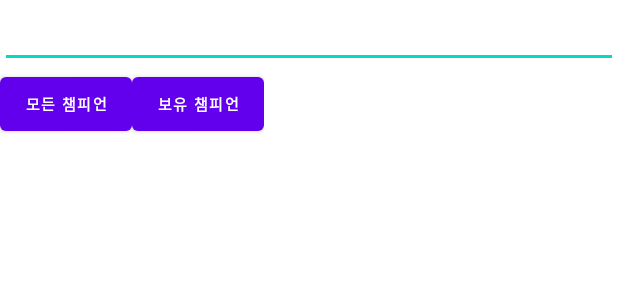
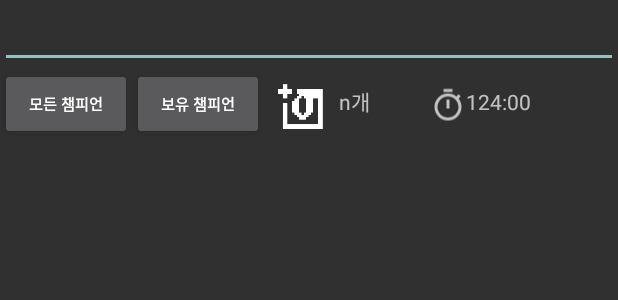
Before and after one commit to dbswls627/LolBox_nonAPI, an Android app: the layout activity_main.xml on its own in the app's theme, with its tools: preview values and no code run, on a phone screen of 412 x 824 dp. Shown: the top 300 px of the screen. Run offline under Robolectric (Android 15) with nearby library versions, the phone set to English and light mode, and no system bars.

Commit message:
업데이트 타이머

```diff
--- a/app/src/main/AndroidManifest.xml
+++ b/app/src/main/AndroidManifest.xml
@@ -1,16 +1,13 @@
 <?xml version="1.0" encoding="utf-8"?>
 <manifest xmlns:android="http://schemas.android.com/apk/res/android"
     package="com.example.lolbox">
-
-    <uses-permission android:name="android.permission.INTERNET" />
-
     <application
         android:allowBackup="true"
         android:icon="@mipmap/ic_box"
         android:label="롤 상제 체크"
         android:roundIcon="@mipmap/ic_box_round"
         android:supportsRtl="true"
-        android:theme="@style/Theme.LolBox">
+        android:theme="@style/Theme.AppCompat">
         <activity android:name=".EditActivity"></activity>
         <activity android:name=".MainActivity">
             <intent-filter>
--- a/app/src/main/java/com/example/lolbox/UserDao.kt
+++ b/app/src/main/java/com/example/lolbox/UserDao.kt
@@ -9,6 +9,8 @@ interface UserDao {
     fun getAll():List<User>
     @Query("SELECT * FROM User WHERE name in  (:name)")
     fun getName(name : String):List<User>
+    @Query("SELECT * FROM User WHERE name ")
+    fun getAllName():List<User>
     @Insert(onConflict = REPLACE)
     fun insert(users: User)
     @Delete
--- a/app/src/main/java/com/example/lolbox/mainFragment.kt
+++ b/app/src/main/java/com/example/lolbox/mainFragment.kt
@@ -327,6 +327,7 @@ class mainFragment : Fragment() {
                 R.drawable.heimerdinger,
                 R.drawable.hecarim
         )
+        var bool:Boolean?=null
 
     }
 
@@ -347,9 +348,10 @@ class mainFragment : Fragment() {
 
     override fun onViewCreated(view: View, savedInstanceState: Bundle?) {
         super.onViewCreated(view, savedInstanceState)
+        val mAdapter=adapter(list,requireContext())
 
         rv.layoutManager = LinearLayoutManager(requireContext())
-        rv.adapter=adapter(list,requireContext())
+        rv.adapter=mAdapter
     }
      fun search(){
          rv.adapter=adapter(searchlist,requireContext())
--- /dev/null
+++ b/app/src/main/res/drawable/ic_baseline_timer_24.xml
@@ -0,0 +1,10 @@
+<vector xmlns:android="http://schemas.android.com/apk/res/android"
+    android:width="24dp"
+    android:height="24dp"
+    android:viewportWidth="24"
+    android:viewportHeight="24"
+    android:tint="?attr/colorControlNormal">
+  <path
+      android:fillColor="@android:color/white"
+      android:pathData="M15,1L9,1v2h6L15,1zM11,14h2L13,8h-2v6zM19.03,7.39l1.42,-1.42c-0.43,-0.51 -0.9,-0.99 -1.41,-1.41l-1.42,1.42C16.07,4.74 14.12,4 12,4c-4.97,0 -9,4.03 -9,9s4.02,9 9,9 9,-4.03 9,-9c0,-2.12 -0.74,-4.07 -1.97,-5.61zM12,20c-3.87,0 -7,-3.13 -7,-7s3.13,-7 7,-7 7,3.13 7,7 -3.13,7 -7,7z"/>
+</vector>
--- a/app/src/main/res/layout/activity_main.xml
+++ b/app/src/main/res/layout/activity_main.xml
@@ -9,27 +9,47 @@
         android:layout_width="match_parent"
         android:layout_height="wrap_content" />
         <LinearLayout
-            android:layout_width="wrap_content"
+            android:layout_width="match_parent"
             android:layout_height="wrap_content"
             android:orientation="horizontal">
             <Button
                 android:id="@+id/all"
-                android:layout_width="0dp"
+                android:layout_width="wrap_content"
                 android:layout_height="wrap_content"
-                android:layout_weight="1"
                 android:textSize="10sp"
                 android:textStyle="bold"
                 android:text="모든 챔피언"
                 />
             <Button
                 android:id="@+id/save"
-                android:layout_width="0dp"
+                android:layout_width="wrap_content"
                 android:textSize="10sp"
                 android:textStyle="bold"
                 android:layout_height="wrap_content"
 
+                android:text="보유 챔피언"/>
+            <ImageView
+                android:layout_width="50dp"
+                android:layout_height="50dp"
+                android:src="@drawable/boxp"
+                />
+            <TextView
+                android:id="@+id/n"
+                android:layout_width="wrap_content"
+                android:layout_height="wrap_content"
+                android:layout_weight="0.4"
+                android:text="n개"/>
+            <ImageView
+                android:layout_width="wrap_content"
+                android:layout_height="50dp"
+                android:src="@drawable/ic_baseline_timer_24"
+                />
+            <TextView
+                android:id="@+id/timer"
+                android:layout_width="0dp"
+                android:layout_height="wrap_content"
                 android:layout_weight="1"
-                android:text="보유 챔피언"/>
+                android:text="124:00"/>
 
     </LinearLayout>
     <FrameLayout
--- a/app/src/main/res/layout/list_item.xml
+++ b/app/src/main/res/layout/list_item.xml
@@ -1,7 +1,6 @@
 <?xml version="1.0" encoding="utf-8"?>
 <LinearLayout
     xmlns:android="http://schemas.android.com/apk/res/android"
-    xmlns:app="http://schemas.android.com/apk/res-auto"
     android:layout_width="match_parent"
     android:layout_height="wrap_content"
     android:orientation="horizontal">
```
Also changed, not shown: app/src/main/java/com/example/lolbox/EditActivity.kt (+19 -1 lines), app/src/main/java/com/example/lolbox/MainActivity.kt (+35 -13 lines), app/src/main/java/com/example/lolbox/adapter.kt (+10 -3 lines), app/src/main/java/com/example/lolbox/adapter2.kt (+8 -1 lines), app/src/main/res/layout/activity_edit.xml (+16 -0 lines), app/src/main/res/drawable/boxo.PNG, app/src/main/res/drawable/boxp.PNG, app/src/main/res/drawable/g.png (added).
